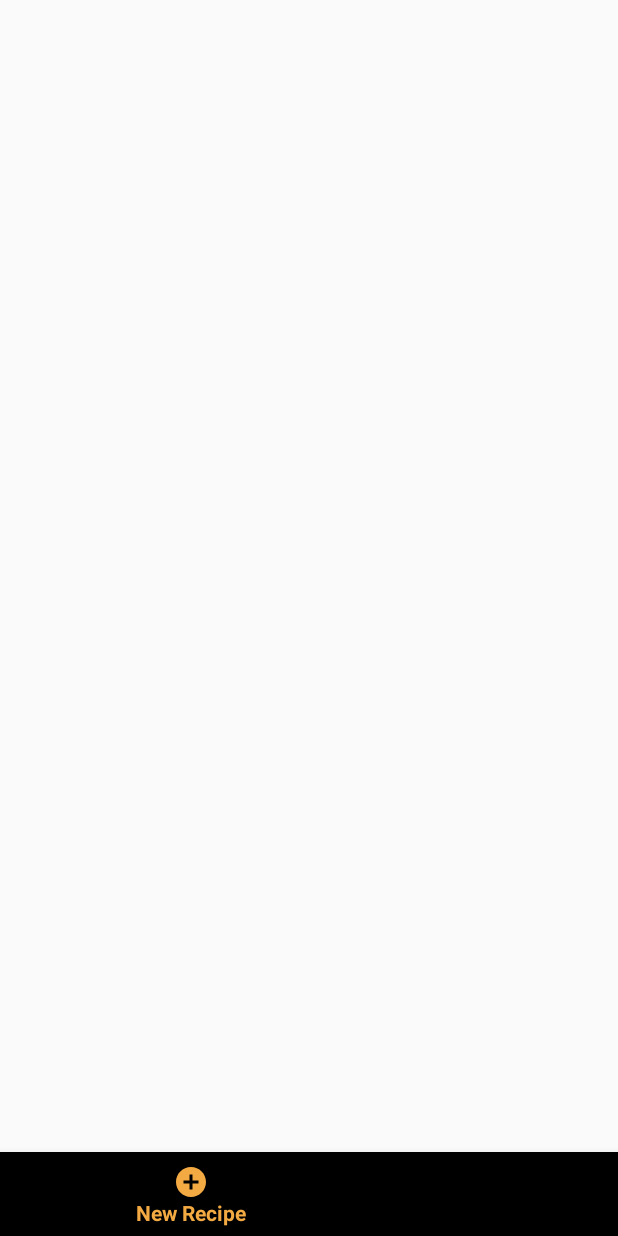
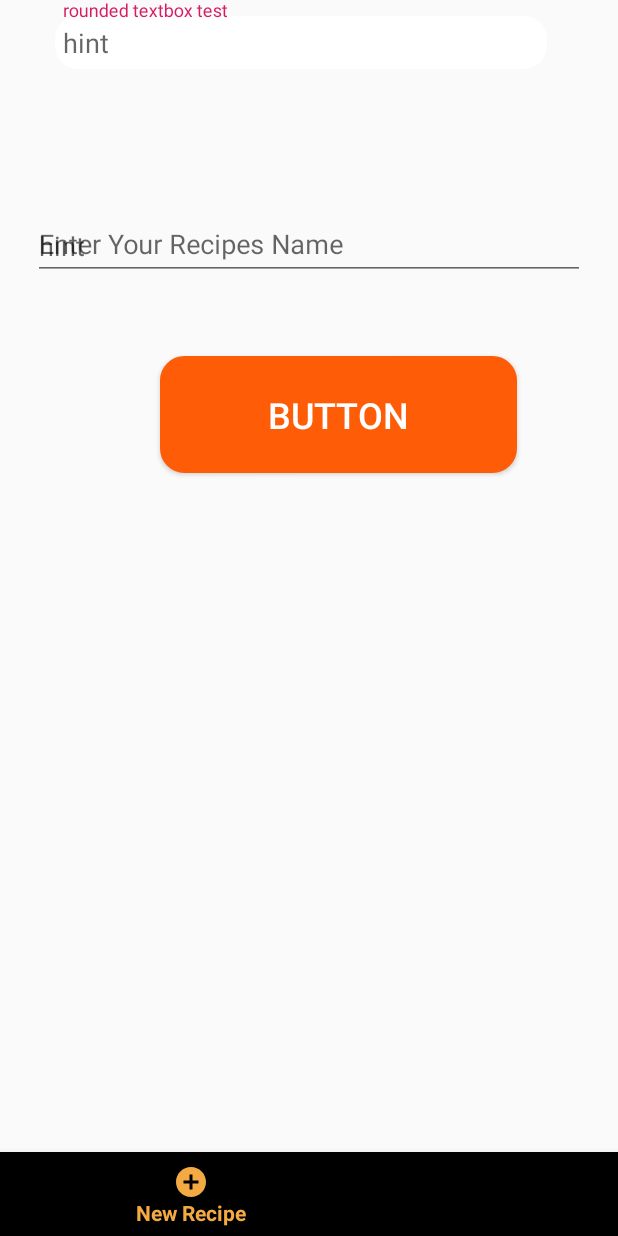
Before and after one commit to CP317-SnapChef/SnapChef, an Android app: the CreateRecipeView screen opened directly, with no data from a screen before it, on a phone screen of 412 x 824 dp. Run offline under Robolectric (Android 15) with nearby library versions, the phone set to English and light mode, and no system bars; Roboto replaces fonts that are not available here.

Commit message:
Created rounded input text boxes and rounded buttons to be used. Can be found in under drawable

```diff
--- /dev/null
+++ b/Android/SnapChef/app/src/main/res/drawable/rounded_corner_button.xml
@@ -0,0 +1,20 @@
+<?xml version="1.0" encoding="utf-8"?>
+<selector xmlns:android="http://schemas.android.com/apk/res/android">
+    <item>
+        <shape
+            android:shape="rectangle">
+
+            <solid
+                android:color="@color/colorButtonBackground"/>
+
+            <stroke
+                android:color="@color/colorButtonBackground"
+                android:width="2dp" />
+
+            <corners
+                android:radius="15dp" />
+        </shape>
+    </item>
+
+
+</selector>
--- /dev/null
+++ b/Android/SnapChef/app/src/main/res/drawable/rounded_edit_text.xml
@@ -0,0 +1,11 @@
+<?xml version="1.0" encoding="utf-8"?>
+<shape xmlns:android="http://schemas.android.com/apk/res/android">
+
+    android:shape="rectangle" android:padding="10dp">
+    <solid android:color="#FFFFFF"/>
+    <corners
+        android:bottomRightRadius="15dp"
+        android:bottomLeftRadius="15dp"
+        android:topLeftRadius="15dp"
+        android:topRightRadius="15dp"/>
+</shape>
--- a/Android/SnapChef/app/src/main/res/layout/activity_create_recipe.xml
+++ b/Android/SnapChef/app/src/main/res/layout/activity_create_recipe.xml
@@ -17,9 +17,9 @@
         tools:layout_editor_absoluteX="0dp" />
 
     <ScrollView
-        android:id="@+id/scrollView2"
+        android:id="@+id/scrollView"
         android:layout_width="368dp"
-        android:layout_height="495dp"
+        android:layout_height="443dp"
         android:layout_marginStart="8dp"
         android:layout_marginLeft="8dp"
         android:layout_marginTop="8dp"
@@ -28,7 +28,7 @@
         android:layout_marginBottom="8dp"
         app:layout_constraintBottom_toTopOf="@+id/bottom_navigation"
         app:layout_constraintEnd_toEndOf="parent"
-        app:layout_constraintHorizontal_bias="1.0"
+        app:layout_constraintHorizontal_bias="0.0"
         app:layout_constraintStart_toStartOf="parent"
         app:layout_constraintTop_toTopOf="parent"
         app:layout_constraintVertical_bias="1.0">
@@ -40,17 +40,77 @@
     </ScrollView>
 
     <android.support.constraint.ConstraintLayout
-        android:layout_width="347dp"
-        android:layout_height="489dp"
-        android:layout_marginTop="14dp"
-        android:layout_marginBottom="14dp"
-        app:layout_constraintBottom_toTopOf="@+id/bottom_navigation"
+        android:id="@+id/scollBase"
+        android:layout_width="378dp"
+        android:layout_height="508dp"
+        android:layout_marginBottom="8dp"
+        app:layout_constraintBottom_toTopOf="@+id/scrollView"
         app:layout_constraintEnd_toEndOf="parent"
-        app:layout_constraintHorizontal_bias="0.498"
-        app:layout_constraintStart_toEndOf="@+id/scrollView2"
+        app:layout_constraintHorizontal_bias="0.994"
+        app:layout_constraintStart_toEndOf="@+id/inputName"
         app:layout_constraintTop_toTopOf="parent"
         app:layout_constraintVertical_bias="0.0">
 
+        <Button
+            android:id="@+id/button2"
+            android:layout_width="238dp"
+            android:layout_height="78dp"
+            android:layout_marginStart="128dp"
+            android:layout_marginLeft="128dp"
+            android:layout_marginTop="210dp"
+            android:layout_marginEnd="128dp"
+            android:layout_marginRight="128dp"
+            android:layout_marginBottom="166dp"
+            android:background="@drawable/rounded_corner_button"
+            android:padding="10dp"
+            android:text="Button"
+            android:textColor="#FFFFFF"
+            android:textSize="24sp"
+            app:layout_constraintBottom_toBottomOf="parent"
+            app:layout_constraintEnd_toEndOf="parent"
+            app:layout_constraintStart_toStartOf="parent"
+            app:layout_constraintTop_toTopOf="parent" />
+
+        <android.support.design.widget.TextInputLayout
+            android:layout_width="328dp"
+            android:layout_height="wrap_content"
+            android:hint="rounded textbox test"
+            tools:layout_editor_absoluteX="8dp"
+            tools:layout_editor_absoluteY="61dp">
+
+
+            <android.support.design.widget.TextInputEditText
+                android:id="@+id/textBox1"
+                android:layout_width="match_parent"
+                android:layout_height="wrap_content"
+                android:background="@drawable/rounded_edit_text"
+                android:hint="hint"
+                android:padding="5dp"
+                app:layout_constraintBottom_toTopOf="@+id/scrollView"
+                app:layout_constraintEnd_toEndOf="parent" />
+        </android.support.design.widget.TextInputLayout>
     </android.support.constraint.ConstraintLayout>
 
+    <android.support.design.widget.TextInputLayout
+        android:id="@+id/inputName"
+        android:layout_width="368dp"
+        android:layout_height="wrap_content"
+        android:layout_marginStart="8dp"
+        android:layout_marginLeft="8dp"
+        android:layout_marginTop="7dp"
+        android:layout_marginEnd="8dp"
+        android:layout_marginRight="8dp"
+        android:layout_marginBottom="7dp"
+        android:hint="Enter Your Recipes Name"
+        app:layout_constraintBottom_toTopOf="@+id/scrollView"
+        app:layout_constraintEnd_toEndOf="parent"
+        app:layout_constraintStart_toStartOf="parent"
+        app:layout_constraintTop_toTopOf="parent">
+
+        <android.support.design.widget.TextInputEditText
+            android:layout_width="match_parent"
+            android:layout_height="wrap_content"
+            android:hint="hint" />
+    </android.support.design.widget.TextInputLayout>
+
 </android.support.constraint.ConstraintLayout>
--- a/Android/SnapChef/app/src/main/res/layout/activity_home_view.xml
+++ b/Android/SnapChef/app/src/main/res/layout/activity_home_view.xml
@@ -26,4 +26,12 @@
         tools:ignore="MissingConstraints"
         tools:layout_editor_absoluteX="0dp" />
 
+    <Button
+        android:id="@+id/button"
+        android:layout_width="wrap_content"
+        android:layout_height="wrap_content"
+        android:text="Button"
+        tools:layout_editor_absoluteX="68dp"
+        tools:layout_editor_absoluteY="131dp" />
+
 </android.support.constraint.ConstraintLayout>
--- a/Android/SnapChef/app/src/main/res/values/colors.xml
+++ b/Android/SnapChef/app/src/main/res/values/colors.xml
@@ -6,4 +6,6 @@
     <color name="startOrange">#ffd699</color>
     <color name="endOrange">#ff9900</color>
     <color name="colorAccent">#D81B60</color>
+    <color name="colorButtonBackground">#FF5C08</color>
+    <color name="colorButtonAccent">#FF7800</color>
 </resources>
```
